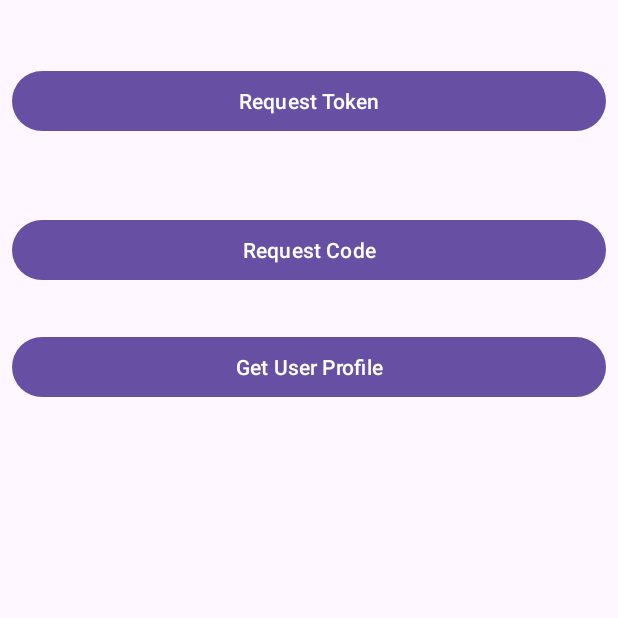
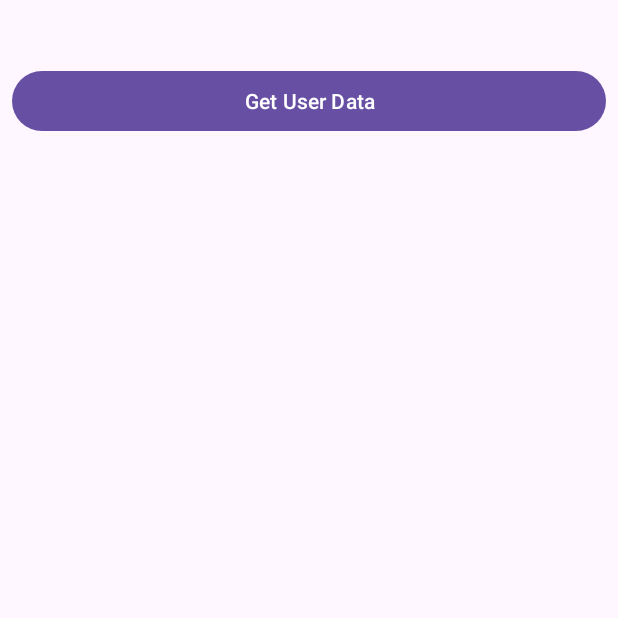
Before and after one commit to ktran04/CS2340-Proj2, an Android app: the MainActivity screen opened directly, with no data from a screen before it, on a phone screen of 412 x 824 dp, the top half of it. Run offline under Robolectric (Android 15) with nearby library versions, the phone set to English and light mode, and no system bars; libraries missing offline, so code that uses them is left out: com.spotify.sdk.

Commit message:
Deleted (and hid) Buttons

```diff
--- a/app/src/main/java/com/example/project2/MainActivity.java
+++ b/app/src/main/java/com/example/project2/MainActivity.java
@@ -45,23 +45,16 @@ public class MainActivity extends AppCompatActivity {
         setContentView(R.layout.activity_main);
 
         // Initialize the views
-        tokenTextView = (TextView) findViewById(R.id.token_text_view);
-        codeTextView = (TextView) findViewById(R.id.code_text_view);
         profileTextView = (TextView) findViewById(R.id.response_text_view);
 
         // Initialize the buttons
         Button tokenBtn = (Button) findViewById(R.id.token_btn);
-        Button codeBtn = (Button) findViewById(R.id.code_btn);
         Button profileBtn = (Button) findViewById(R.id.profile_btn);
 
         // Set the click listeners for the buttons
 
         tokenBtn.setOnClickListener((v) -> {
             getToken();
-        });
-
-        codeBtn.setOnClickListener((v) -> {
-            getCode();
         });
 
         profileBtn.setOnClickListener((v) -> {
@@ -105,7 +98,6 @@ public class MainActivity extends AppCompatActivity {
         // Check which request code is present (if any)
         if (AUTH_TOKEN_REQUEST_CODE == requestCode) {
             mAccessToken = response.getAccessToken();
-            setTextAsync(mAccessToken, tokenTextView);
 
         } else if (AUTH_CODE_REQUEST_CODE == requestCode) {
             mAccessCode = response.getCode();
--- a/app/src/main/res/layout/activity_main.xml
+++ b/app/src/main/res/layout/activity_main.xml
@@ -14,7 +14,7 @@
 
         <TextView
             android:id="@+id/token_text_view"
-            android:layout_width="match_parent"
+            android:layout_width="373dp"
             android:layout_height="wrap_content"
             android:layout_margin="8dp"
             tools:text="Token:" />
@@ -24,21 +24,7 @@
             android:layout_width="match_parent"
             android:layout_height="wrap_content"
             android:layout_margin="8dp"
-            android:text="Request Token" />
-
-        <TextView
-            android:id="@+id/code_text_view"
-            android:layout_width="match_parent"
-            android:layout_height="wrap_content"
-            android:layout_margin="8dp"
-            tools:text="Code:" />
-
-        <Button
-            android:id="@+id/code_btn"
-            android:layout_width="match_parent"
-            android:layout_height="wrap_content"
-            android:layout_margin="8dp"
-            android:text="Request Code" />
+            android:text="Get User Data" />
 
         <TextView
             android:id="@+id/response_text_view"
@@ -51,6 +37,8 @@
             android:layout_width="match_parent"
             android:layout_height="wrap_content">
 
+        </LinearLayout>
+
         <Button
             android:id="@+id/profile_btn"
             android:layout_width="0dp"
@@ -60,6 +48,5 @@
             android:layout_weight="1"
             android:text="Get User Profile" />
     </LinearLayout>
-    </LinearLayout>
 
 </androidx.constraintlayout.widget.ConstraintLayout>
```
Lines whose indentation alone changed are shown as unchanged.
